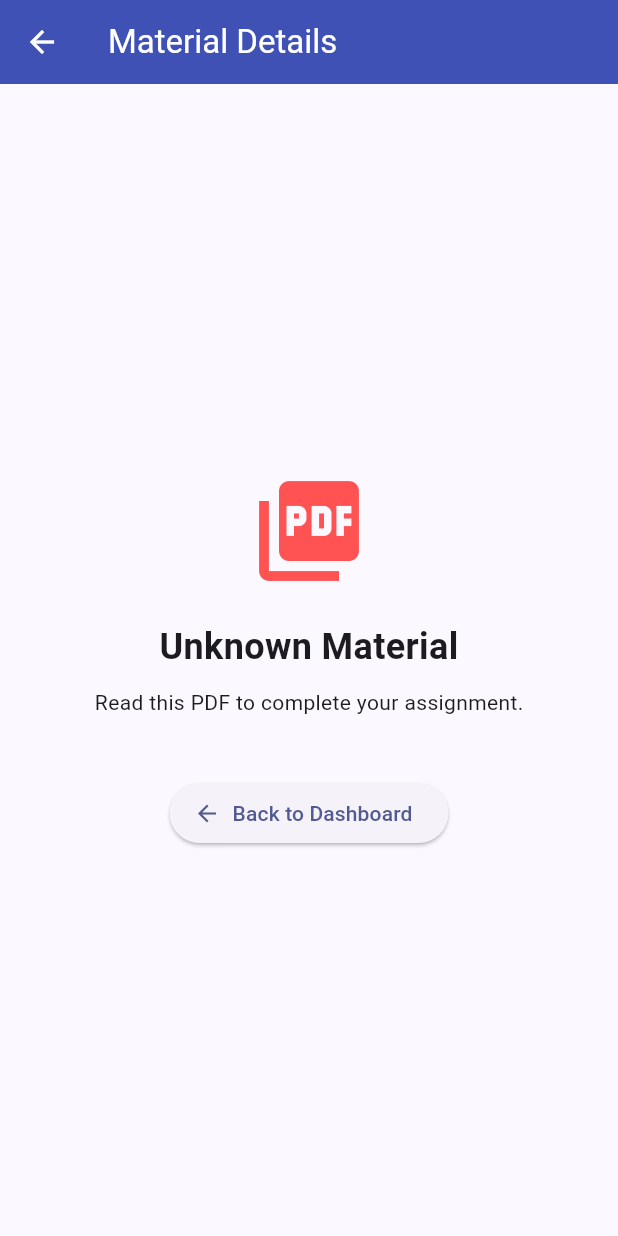
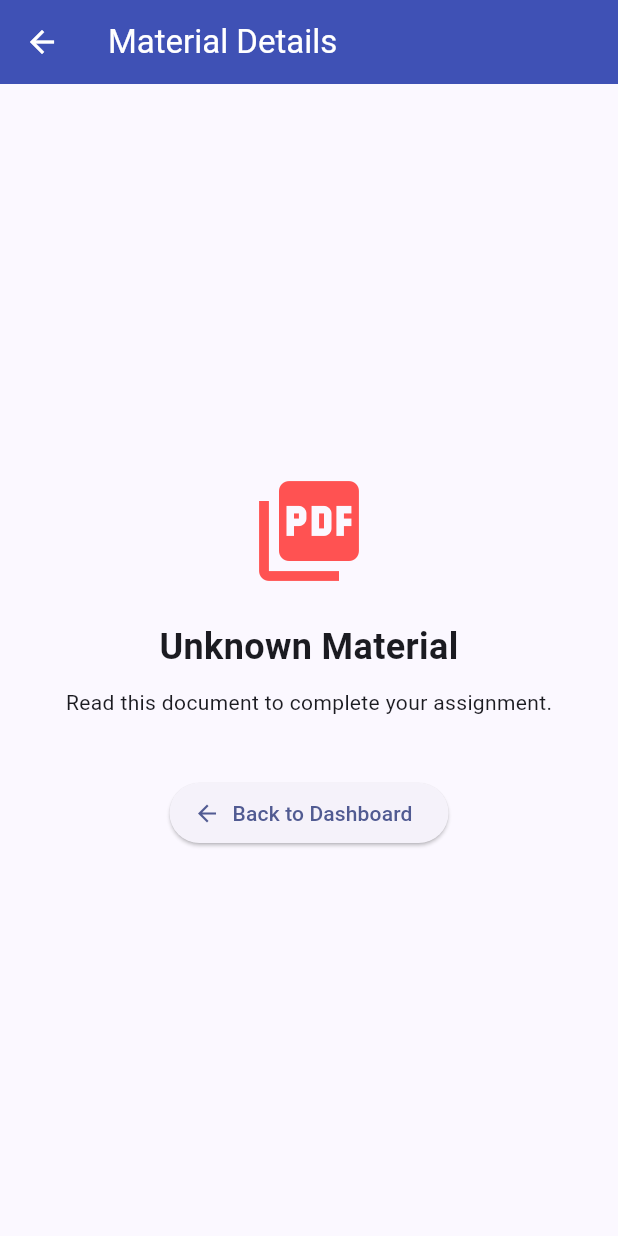
Before and after one commit to kalviumcommunity/S75-0226-SAT-Flutter-Firebase-ScholarSync, a Flutter app: the MaterialDetailsScreen screen opened by its route, on a phone screen of 412 x 824 dp. Run offline on Flutter 3.47's test engine with Material 3 defaults, Android fonts, the phone set to English and light mode, and no system bars; our stand-ins replace firebase_auth, firebase_core; accounts and stored records are empty.

Commit message:
feat: implemented multi-screen navigation using Navigator and routes

```diff
--- a/lib/screens/material_details_screen.dart
+++ b/lib/screens/material_details_screen.dart
@@ -5,7 +5,7 @@ class MaterialDetailsScreen extends StatelessWidget {
 
   @override
   Widget build(BuildContext context) {
-    // Catch the argument passed from the previous screen
+    // This line catches the argument (the material name) passed from the Dashboard!
     final materialName = ModalRoute.of(context)!.settings.arguments as String?;
 
     return Scaffold(
@@ -20,18 +20,20 @@ class MaterialDetailsScreen extends StatelessWidget {
           children: [
             const Icon(Icons.picture_as_pdf, size: 80, color: Colors.redAccent),
             const SizedBox(height: 20),
+            // Display the dynamic name passed via routing
             Text(
               materialName ?? 'Unknown Material',
               style: const TextStyle(fontSize: 24, fontWeight: FontWeight.bold),
               textAlign: TextAlign.center,
             ),
             const SizedBox(height: 10),
-            const Text('Read this PDF to complete your assignment.'),
+            const Text('Read this document to complete your assignment.'),
             const SizedBox(height: 40),
-            // Explicit Pop Button (Though AppBar has a back arrow automatically)
+
+            // The magic POP button!
             ElevatedButton.icon(
               onPressed: () {
-                Navigator.pop(context); // This pops the screen off the stack!
+                Navigator.pop(context); // Returns the user to the previous screen
               },
               icon: const Icon(Icons.arrow_back),
               label: const Text('Back to Dashboard'),
```
Also changed, not shown: 1 other file.
